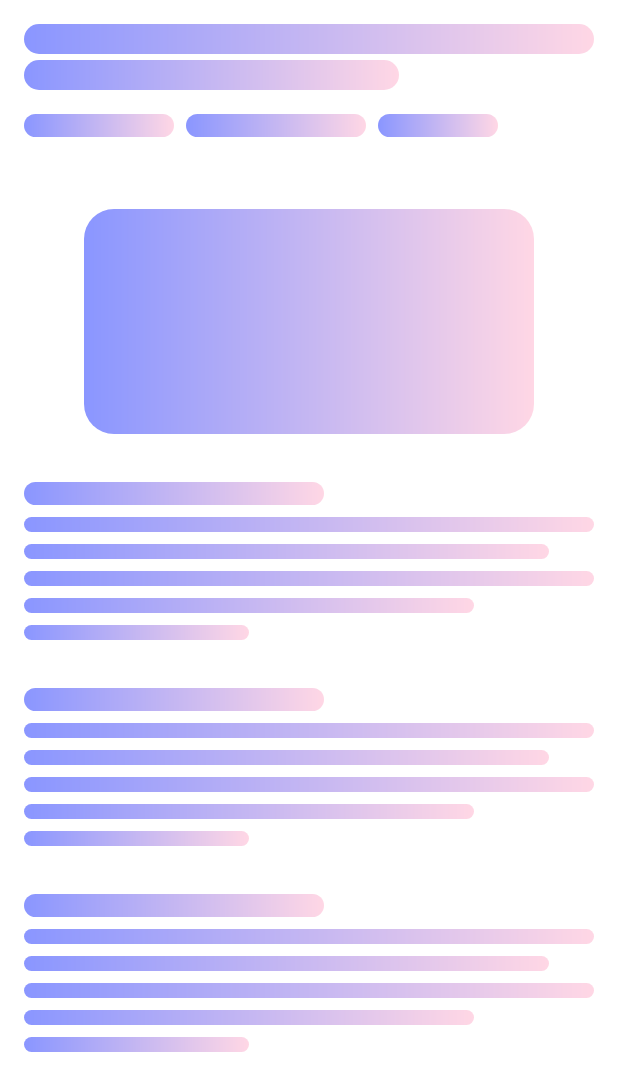
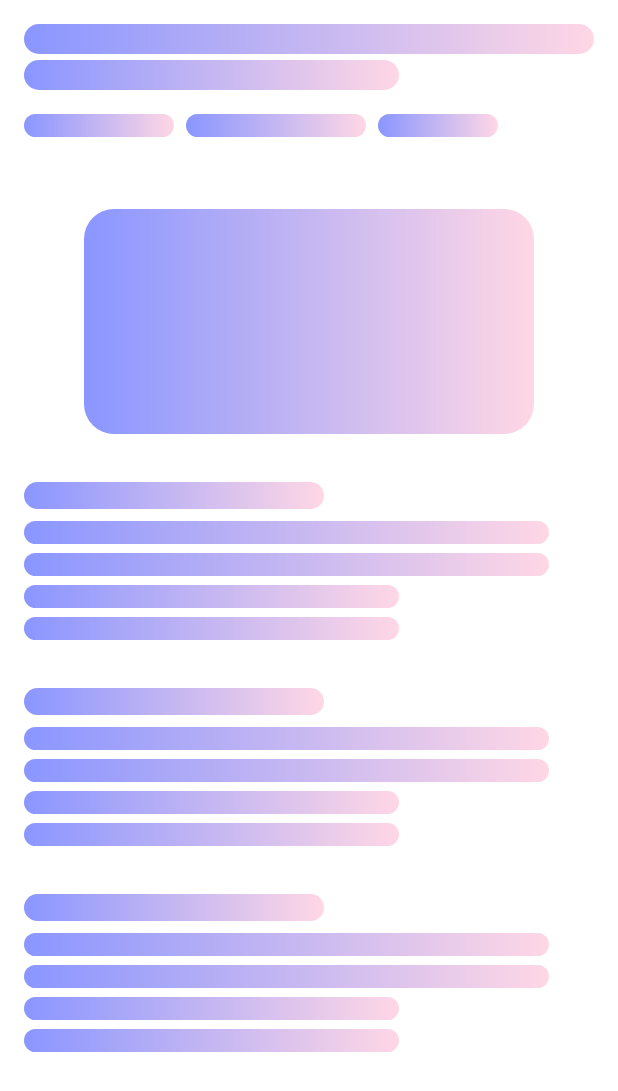
Before and after one commit to GEEKOFIA/blog_app, an Android app: the ReadingActivity screen opened directly, with no data from a screen before it, on a phone screen of 412 x 824 dp. Shown: the top 1091 px of the screen. Run offline under Robolectric (Android 15) with nearby library versions, the phone set to English and light mode, and no system bars; our stand-ins replace Picasso, Shimmer; pictures from the network do not load; 11 statements that could not run were skipped.

Commit message:
Update App to 1.0.2
Signed-off-by: chankruze <chankruze@gmail.com>

```diff
--- a/app/build.gradle
+++ b/app/build.gradle
@@ -6,8 +6,8 @@ android {
         applicationId "in.geekofia.blog"
         minSdkVersion 21
         targetSdkVersion 29
-        versionCode 37
-        versionName "1.0.1"
+        versionCode 38
+        versionName "1.0.2"
         testInstrumentationRunner "androidx.test.runner.AndroidJUnitRunner"
     }
     buildTypes {
--- a/app/src/main/java/in/geekofia/blog/activities/ReadingActivity.java
+++ b/app/src/main/java/in/geekofia/blog/activities/ReadingActivity.java
@@ -74,16 +74,6 @@ public class ReadingActivity extends AppCompatActivity {
                             mPostDateView.setText(mPostDate);
                             mPostAuthorView.setText(mPostAuthor);
                             mPostDurationView.setText(mPostDuration);
-                            if (mPostFeaturedImageURL != "") {
-                                if (mPostFeaturedImageURL.toLowerCase().contains(PROTO_ONE) || mPostFeaturedImageURL.toLowerCase().contains(PROTO_TWO)) {
-                                    Picasso.get().load(mPostFeaturedImageURL).into(mPostFeaturedImageView);
-                                } else {
-                                    mPostFeaturedImageURL = DOMAIN_URL + mPostFeaturedImageURL;
-                                    Picasso.get().load(mPostFeaturedImageURL).into(mPostFeaturedImageView);
-                                }
-                            } else {
-                                mPostFeaturedImageView.setVisibility(View.GONE);
-                            }
 
                             mWebView.loadUrl(mPostURL);
                             mWebView.getSettings().setJavaScriptEnabled(true);
@@ -127,7 +117,16 @@ public class ReadingActivity extends AppCompatActivity {
                                     mPostDateView.setVisibility(View.VISIBLE);
                                     mPostAuthorView.setVisibility(View.VISIBLE);
                                     mPostDurationView.setVisibility(View.VISIBLE);
-                                    mPostFeaturedImageView.setVisibility(View.VISIBLE);
+
+                                    if (mPostFeaturedImageURL != "") {
+                                        if (mPostFeaturedImageURL.toLowerCase().contains(PROTO_ONE) || mPostFeaturedImageURL.toLowerCase().contains(PROTO_TWO)) {
+                                            Picasso.get().load(mPostFeaturedImageURL).into(mPostFeaturedImageView);
+                                        } else {
+                                            mPostFeaturedImageURL = DOMAIN_URL + mPostFeaturedImageURL;
+                                            Picasso.get().load(mPostFeaturedImageURL).into(mPostFeaturedImageView);
+                                        }
+                                        mPostFeaturedImageView.setVisibility(View.VISIBLE);
+                                    }
 
                                     Transition transition = new Slide(Gravity.BOTTOM);
                                     transition.setDuration(1000);
--- a/app/src/main/res/layout/placeholder_post.xml
+++ b/app/src/main/res/layout/placeholder_post.xml
@@ -51,111 +51,94 @@
     <!-- Heading -->
     <TextView
         android:layout_width="200dp"
-        android:layout_height="15dp"
+        android:layout_height="18dp"
         android:background="@drawable/shimmer_bg" />
 
     <TextView
-        android:layout_width="match_parent"
-        android:layout_height="10dp"
+        android:layout_width="350dp"
+        android:layout_height="15dp"
         android:layout_marginTop="8dp"
         android:background="@drawable/shimmer_bg" />
 
     <TextView
         android:layout_width="350dp"
-        android:layout_height="10dp"
-        android:layout_marginTop="8dp"
+        android:layout_height="15dp"
+        android:layout_marginTop="6dp"
         android:background="@drawable/shimmer_bg" />
 
     <TextView
-        android:layout_width="match_parent"
-        android:layout_height="10dp"
-        android:layout_marginTop="8dp"
+        android:layout_width="250dp"
+        android:layout_height="15dp"
+        android:layout_marginTop="6dp"
         android:background="@drawable/shimmer_bg" />
 
     <TextView
-        android:layout_width="300dp"
-        android:layout_height="10dp"
-        android:layout_marginTop="8dp"
-        android:background="@drawable/shimmer_bg" />
-
-    <TextView
-        android:layout_width="150dp"
-        android:layout_height="10dp"
-        android:layout_marginTop="8dp"
+        android:layout_width="250dp"
+        android:layout_height="15dp"
+        android:layout_marginTop="6dp"
         android:background="@drawable/shimmer_bg" />
 
     <!-- Heading -->
     <TextView
         android:layout_width="200dp"
-        android:layout_height="15dp"
+        android:layout_height="18dp"
         android:layout_marginTop="32dp"
         android:background="@drawable/shimmer_bg" />
 
     <TextView
-        android:layout_width="match_parent"
-        android:layout_height="10dp"
+        android:layout_width="350dp"
+        android:layout_height="15dp"
         android:layout_marginTop="8dp"
         android:background="@drawable/shimmer_bg" />
 
     <TextView
         android:layout_width="350dp"
-        android:layout_height="10dp"
-        android:layout_marginTop="8dp"
+        android:layout_height="15dp"
+        android:layout_marginTop="6dp"
         android:background="@drawable/shimmer_bg" />
 
     <TextView
-        android:layout_width="match_parent"
-        android:layout_height="10dp"
-        android:layout_marginTop="8dp"
+        android:layout_width="250dp"
+        android:layout_height="15dp"
+        android:layout_marginTop="6dp"
         android:background="@drawable/shimmer_bg" />
 
     <TextView
-        android:layout_width="300dp"
-        android:layout_height="10dp"
-        android:layout_marginTop="8dp"
-        android:background="@drawable/shimmer_bg" />
-
-    <TextView
-        android:layout_width="150dp"
-        android:layout_height="10dp"
-        android:layout_marginTop="8dp"
+        android:layout_width="250dp"
+        android:layout_height="15dp"
+        android:layout_marginTop="6dp"
         android:background="@drawable/shimmer_bg" />
 
     <!-- Heading -->
     <TextView
         android:layout_width="200dp"
-        android:layout_height="15dp"
+        android:layout_height="18dp"
         android:layout_marginTop="32dp"
         android:background="@drawable/shimmer_bg" />
 
     <TextView
-        android:layout_width="match_parent"
-        android:layout_height="10dp"
+        android:layout_width="350dp"
+        android:layout_height="15dp"
         android:layout_marginTop="8dp"
         android:background="@drawable/shimmer_bg" />
 
     <TextView
         android:layout_width="350dp"
-        android:layout_height="10dp"
-        android:layout_marginTop="8dp"
+        android:layout_height="15dp"
+        android:layout_marginTop="6dp"
         android:background="@drawable/shimmer_bg" />
 
     <TextView
-        android:layout_width="match_parent"
-        android:layout_height="10dp"
-        android:layout_marginTop="8dp"
+        android:layout_width="250dp"
+        android:layout_height="15dp"
+        android:layout_marginTop="6dp"
         android:background="@drawable/shimmer_bg" />
 
     <TextView
-        android:layout_width="300dp"
-        android:layout_height="10dp"
-        android:layout_marginTop="8dp"
+        android:layout_width="250dp"
+        android:layout_height="15dp"
+        android:layout_marginTop="6dp"
         android:background="@drawable/shimmer_bg" />
 
-    <TextView
-        android:layout_width="150dp"
-        android:layout_height="10dp"
-        android:layout_marginTop="8dp"
-        android:background="@drawable/shimmer_bg" />
 
 </LinearLayout>
```
